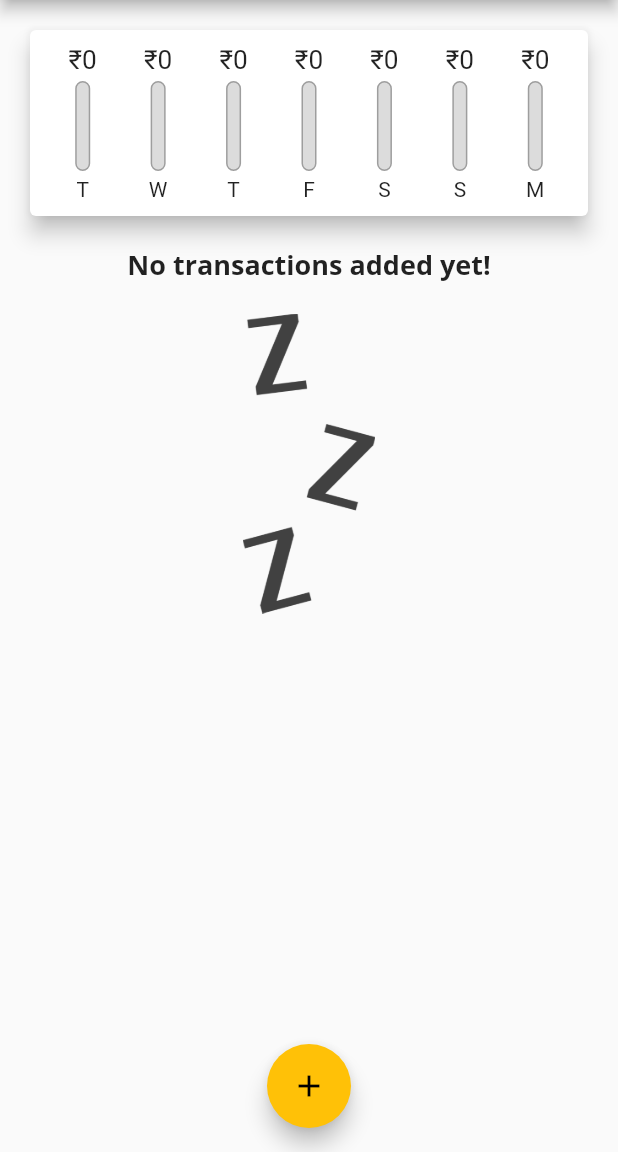
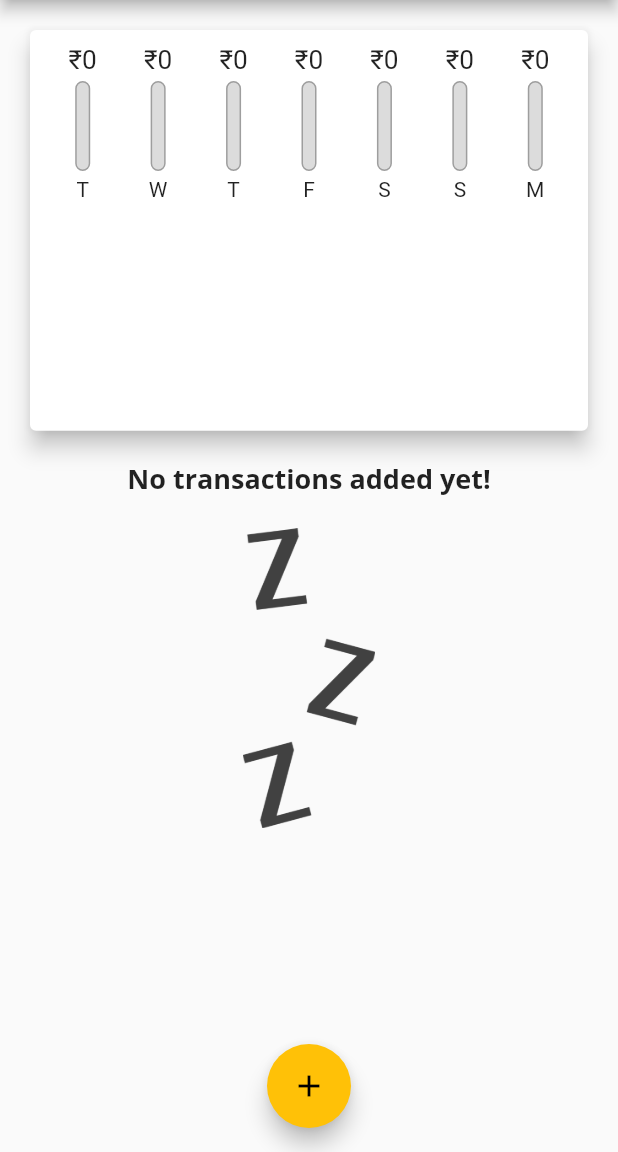
Before and after one commit to pulkitkhandelwal29/Expense-Tracker-App, a Flutter app: the screen it shows after launch, on a phone screen of 412 x 824 dp, the part 84-1236 px from its top. Run offline on Flutter 3.47's test engine with Material 2 defaults, Android fonts, the phone set to English and light mode, and no system bars.

Commit message:
calculating sizes dynamically

```diff
--- a/lib/main.dart
+++ b/lib/main.dart
@@ -104,8 +104,7 @@ class _MyHomePageState extends State<MyHomePage> {
 
   @override
   Widget build(BuildContext context) {
-    return Scaffold(
-      appBar: AppBar(
+    final appBar = AppBar(
       title: Text(
         'Expense Tracker',
       ),
@@ -115,14 +114,28 @@ class _MyHomePageState extends State<MyHomePage> {
           icon: Icon(Icons.add),
         )
       ],
-      ),
+    );
+    return Scaffold(
+      appBar: appBar,
       body: SingleChildScrollView(
         child: Column(
           mainAxisAlignment: MainAxisAlignment.start,
           crossAxisAlignment: CrossAxisAlignment.stretch,
           children: <Widget>[
-            Chart(_recentTransactions),
-            TransactionList(_userTransactions, _deleteTransaction),
+            //Deduct the height of appbar and status bar of mobile and then calculate
+            //Take 60% of the height of full screen after appbar
+            Container(
+                height: (MediaQuery.of(context).size.height -
+                        appBar.preferredSize.height -
+                        MediaQuery.of(context).padding.top) *
+                    0.4,
+                child: Chart(_recentTransactions)),
+            Container(
+                height: (MediaQuery.of(context).size.height -
+                        appBar.preferredSize.height -
+                        MediaQuery.of(context).padding.top) *
+                    0.6,
+                child: TransactionList(_userTransactions, _deleteTransaction)),
           ],
         ),
       ),
--- a/lib/widgets/transaction_list.dart
+++ b/lib/widgets/transaction_list.dart
@@ -11,9 +11,7 @@ class TransactionList extends StatelessWidget {
 
   @override
   Widget build(BuildContext context) {
-    return Container(
-      height: 400,
-      child: transactions.isEmpty
+    return transactions.isEmpty
         ? Column(
             children: <Widget>[
               Text(
@@ -45,8 +43,7 @@ class TransactionList extends StatelessWidget {
                       child: Padding(
                         padding: EdgeInsets.all(6),
                         child: FittedBox(
-                            child:
-                                Text('\u{20B9}${transactions[index].amount}'),
+                          child: Text('\u{20B9}${transactions[index].amount}'),
                         ),
                       ),
                     ),
@@ -65,7 +62,6 @@ class TransactionList extends StatelessWidget {
               );
             },
             itemCount: transactions.length,
-            ),
           );
   }
 }
```
Lines whose indentation alone changed are shown as unchanged.
